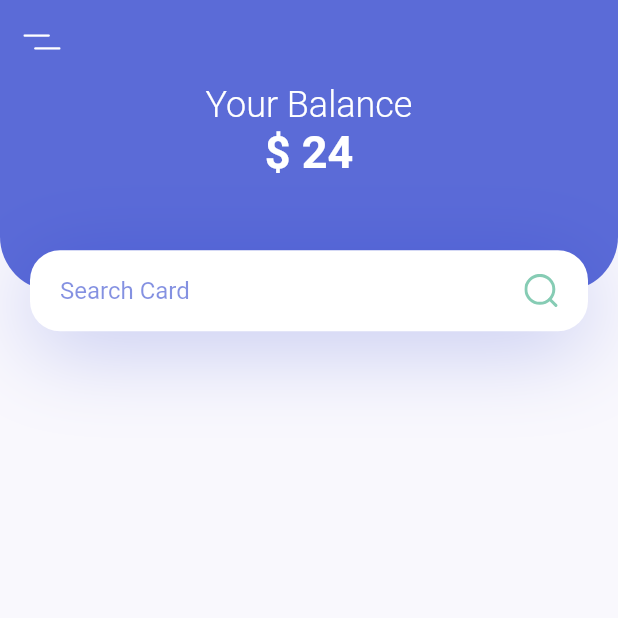
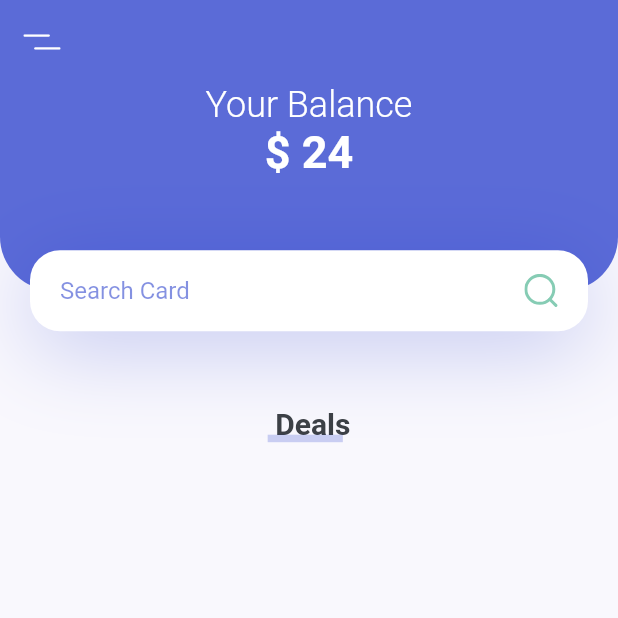
Before and after one commit to author-sanjay/yeper_clone_flutter, a Flutter app: the screen it shows after launch, on a phone screen of 412 x 824 dp, the top half of it. Run offline on Flutter 3.47's test engine with Material 2 defaults, Android fonts, the phone set to English and light mode, and no system bars; our stand-ins replace flutter_svg.

Commit message:
Header with search bar

```diff
--- a/lib/Screens/HomeScreen/Body.dart
+++ b/lib/Screens/HomeScreen/Body.dart
@@ -1,6 +1,8 @@
 import 'package:flutter/material.dart';
 import 'package:flutter_svg/flutter_svg.dart';
 import 'package:yeper_user/constants.dart';
+
+import 'HeaderWithSearchbar.dart';
 
 class Body extends StatelessWidget {
   const Body({super.key});
@@ -8,44 +10,34 @@ class Body extends StatelessWidget {
   @override
   Widget build(BuildContext context) {
     Size size = MediaQuery.of(context).size;
-    return Column(
+    return SingleChildScrollView(
+      child: Column(
         children: <Widget>[
-        Container(
-          height: size.height * 0.2,
+          HeaderWithSearchbar(size: size),
+          TextWithCustomUnderline(text: "Deals",)
+        ],
+      ),
+    );
+  }
+}
+
+class TextWithCustomUnderline extends StatelessWidget {
+  const TextWithCustomUnderline({
+    Key? key,
+    required this.text,
+  }) : super(key: key);
+  final String text;
+  @override
+  Widget build(BuildContext context) {
+    return Container(
+      height: 24,
       child: Stack(
         children: <Widget>[
-              Container(
-                height: size.height * 0.2 - 27,
-                decoration: BoxDecoration(
-                    color: kprimarycolor,
-                    borderRadius: BorderRadius.only(
-                        bottomLeft: Radius.circular(36),
-                        bottomRight: Radius.circular(36)
-                    )
-                ),
-              child: GestureDetector(
-                onTap: (() {
-
-                }),
-
-
-                child: Container(
-                  width: MediaQuery.of(context).size.width,
-                  child: Column(
-
-                    children: <Widget>[
-
-                      Text("Your Balance", style: Theme.of(context).textTheme.headline5?.copyWith(color: Colors.white,fontWeight: FontWeight.w300
-                      ),),
-                      Text(
-                          "\$ 24",
-                          style: Theme.of(context).textTheme.headline5?.copyWith(
-                              color: Colors.white, fontWeight: FontWeight.bold,fontSize: 30),
-                        ),
-
-                    ],
-                  ),
-                ),
+          Padding(
+            padding: const EdgeInsets.only(left: kDefaultPadding / 4),
+            child: Text(
+              text,
+              style: TextStyle(fontSize: 20, fontWeight: FontWeight.bold),
             ),
           ),
           Positioned(
@@ -53,50 +45,12 @@ class Body extends StatelessWidget {
               left: 0,
               right: 0,
               child: Container(
-                    alignment: Alignment.center,
-                    margin: EdgeInsets.symmetric(horizontal: kDefaultPadding),
-                    padding: EdgeInsets.symmetric(horizontal: kDefaultPadding),
-                    height: 54,
-                    decoration: BoxDecoration(
-
-                      color: Colors.white,
-                      borderRadius: BorderRadius.circular(20),
-                      boxShadow: [
-                        BoxShadow(
-                            offset: Offset(0, 10),
-                            blurRadius: 50,
-                            color: kprimarycolor.withOpacity(0.23)),
+                height: 5,
+                margin: EdgeInsets.only(right: kDefaultPadding / 4),
+                color: kprimarycolor.withOpacity(0.2),
+              ))
         ],
       ),
-                    child: Row(
-                      children: <Widget>[
-                        Expanded(child:
-                        TextField(
-                          onChanged: (value){},
-                          decoration: InputDecoration(
-                              hintText: "Search Card",
-                              hintStyle:
-                                  TextStyle(
-                                    color: kprimarycolor.withOpacity(0.5)
-
-                                  ),
-                                  enabledBorder: InputBorder.none,
-                                  focusedBorder: InputBorder.none,
-
-
-                            ),
-                        ),
-
-                      ),
-                      SvgPicture.asset("assets/icons/search.svg")
-                      ],
-
-                    ),
-                  )),
-            ],
-          ),
-        )
-      ],
     );
   }
 }
--- /dev/null
+++ b/lib/Screens/HomeScreen/HeaderWithSearchbar.dart
@@ -0,0 +1,93 @@
+import 'package:flutter/material.dart';
+import 'package:flutter_svg/svg.dart';
+
+import '../../constants.dart';
+class HeaderWithSearchbar extends StatelessWidget {
+  const HeaderWithSearchbar({
+    Key? key,
+    required this.size,
+  }) : super(key: key);
+
+  final Size size;
+
+  @override
+  Widget build(BuildContext context) {
+    return Container(
+      margin: EdgeInsets.only(bottom: kDefaultPadding * 2.5),
+      height: size.height * 0.2,
+      child: Stack(
+        children: <Widget>[
+          Container(
+            height: size.height * 0.2 - 27,
+            decoration: BoxDecoration(
+                color: kprimarycolor,
+                borderRadius: BorderRadius.only(
+                    bottomLeft: Radius.circular(36),
+                    bottomRight: Radius.circular(36))),
+            child: GestureDetector(
+              onTap: (() {
+                print("Hello");
+              }),
+              child: Container(
+                width: MediaQuery.of(context).size.width,
+                child: Column(
+                  children: <Widget>[
+                    Text(
+                      "Your Balance",
+                      style: Theme.of(context).textTheme.headline5?.copyWith(
+                          color: Colors.white, fontWeight: FontWeight.w300),
+                    ),
+                    Text(
+                      "\$ 24",
+                      style: Theme.of(context).textTheme.headline5?.copyWith(
+                          color: Colors.white,
+                          fontWeight: FontWeight.bold,
+                          fontSize: 30),
+                    ),
+                  ],
+                ),
+              ),
+            ),
+          ),
+          Positioned(
+              bottom: 0,
+              left: 0,
+              right: 0,
+              child: Container(
+                alignment: Alignment.center,
+                margin: EdgeInsets.symmetric(horizontal: kDefaultPadding),
+                padding: EdgeInsets.symmetric(horizontal: kDefaultPadding),
+                height: 54,
+                decoration: BoxDecoration(
+                  color: Colors.white,
+                  borderRadius: BorderRadius.circular(20),
+                  boxShadow: [
+                    BoxShadow(
+                        offset: Offset(0, 10),
+                        blurRadius: 50,
+                        color: kprimarycolor.withOpacity(0.23)),
+                  ],
+                ),
+                child: Row(
+                  children: <Widget>[
+                    Expanded(
+                      child: TextField(
+                        onChanged: (value) {},
+                        decoration: InputDecoration(
+                          hintText: "Search Card",
+                          hintStyle:
+                              TextStyle(color: kprimarycolor.withOpacity(0.5)),
+                          enabledBorder: InputBorder.none,
+                          focusedBorder: InputBorder.none,
+                        ),
+                      ),
+                    ),
+                    SvgPicture.asset("assets/icons/search.svg")
+                  ],
+                ),
+              )),
+        ],
+      ),
+    );
+  }
+}
```
Lines whose indentation alone changed are shown as unchanged.
